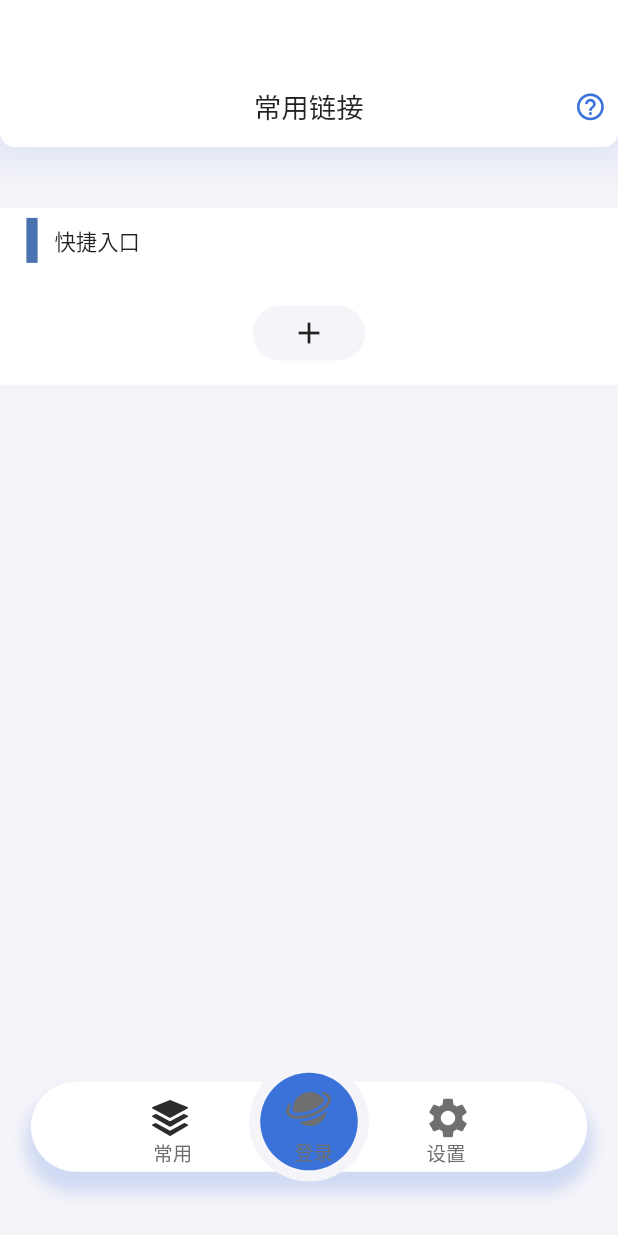
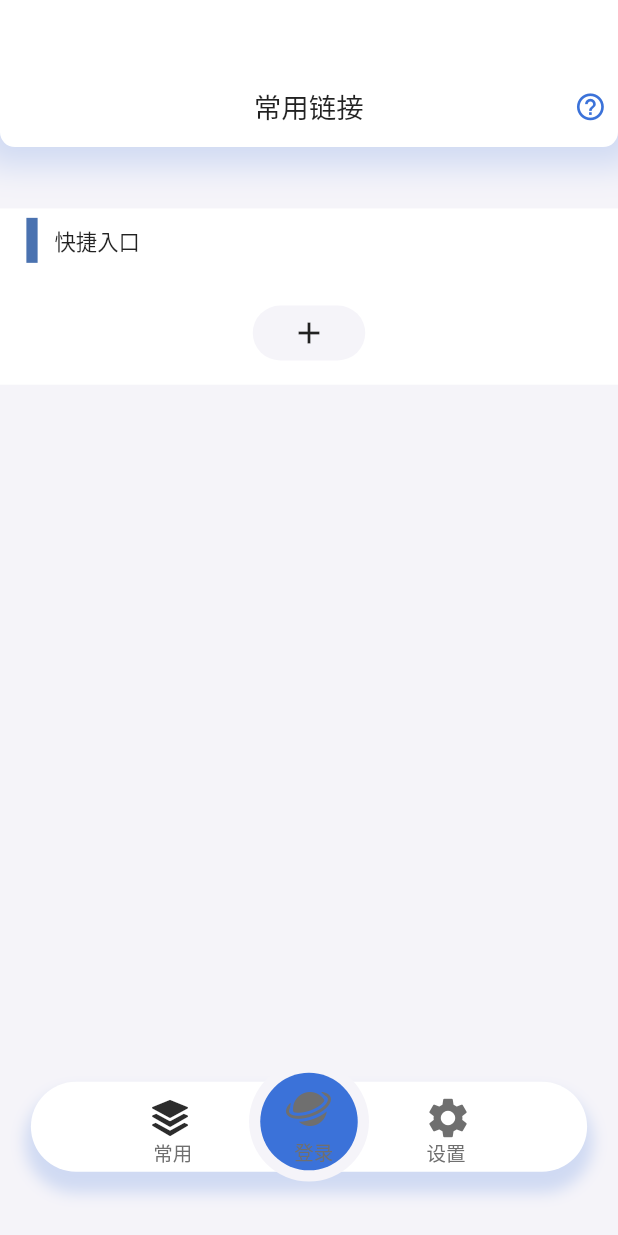
Before and after one commit to VaIOReTto1/CumtLogin, a Flutter app: the HomePage screen opened directly, after a tap on an icon or button, on a phone screen of 412 x 824 dp. Run offline on Flutter 3.47's test engine with Material 2 defaults, Android fonts, the light colour scheme and no system bars; our stand-ins replace bot_toast, cached_network_image, dio, firebase_analytics, firebase_core, flutter_screenutil and 6 more; missing offline and left inert: flutter_picker, flutter_share; accounts and stored records are empty; network calls fail.

Commit message:
optimize:优化主题切换和欢迎页代码逻辑
optimize:优化主题切换和欢迎页代码逻辑

```diff
--- a/lib/UrlPage/url_page.dart
+++ b/lib/UrlPage/url_page.dart
@@ -35,9 +35,11 @@ class _UrlPageState extends State<UrlPage> {
                   bottomRight: Radius.circular(10.0),
                 ),
                 color: Theme.of(context).colorScheme.primary,
-                boxShadow: const [
+                boxShadow: [
                   BoxShadow(
-                    color: Color.fromRGBO(59, 114, 217, 0.1),
+                    color: Theme.of(context).brightness != Brightness.dark
+                        ? const Color.fromRGBO(59, 114, 217, 0.2)
+                        : Colors.black38,
                     spreadRadius: 12,
                     blurRadius: 18,
                     offset: Offset.zero, // changes position of shadow
--- a/lib/login_util/prefs.dart
+++ b/lib/login_util/prefs.dart
@@ -19,7 +19,7 @@ class Prefs {
   static const String _status = "status";
 
   static const String _respondKey = "respond";
-  static const String _theme = "theme";
+  static const String _isDark = "theme";
   static List<Map<String, dynamic>> _respond = [];
   static const String _urlKey = "url";
 
@@ -51,8 +51,8 @@ class Prefs {
   static String get school => _get(_school);
   static String get loginurl => _get(_loginurl);
   static String get logouturl => _get(_logouturl);
-  static String get theme => _get(_theme);
-  static String get status => _get(_theme);
+  static String get isDark => _get(_isDark);
+  static String get status => _get(_isDark);
 
   static List<Map<String, dynamic>> get respond {
     return _respond;
@@ -69,7 +69,7 @@ class Prefs {
   static set school(String value) => _set(_school, value);
   static set loginurl(String value) => _set(_loginurl, value);
   static set logouturl(String value) => _set(_logouturl, value);
-  static set theme(String value) => _set(_theme, value);
+  static set isDark(String value) => _set(_isDark, value);
   static set status(String value) => _set(_status, value);
 
   static set respond(List<Map<String, dynamic>> value) {
--- a/lib/main.dart
+++ b/lib/main.dart
@@ -50,7 +50,7 @@ class MyApp extends StatelessWidget {
   @override
   Widget build(BuildContext context) {
     ThemeData getTheme() {
-      if (Prefs.theme == 'true')
+      if (Prefs.isDark == 'true')
         return MediaQuery.of(context).platformBrightness == Brightness.dark
             ? AppTheme.darkTheme().themeData
             : AppTheme.LightTheme().themeData;
@@ -75,7 +75,7 @@ class MyApp extends StatelessWidget {
         );
       },
       //判断是否选择学校
-      child: Prefs.school == '' ? const WelcomePage() : WelcomePage(),
+      child: Prefs.school == '' ? const WelcomePage() : HomePage(),
     );
   }
 }
@@ -157,9 +157,11 @@ class _LoginPageState extends State<LoginPage>
                         bottomRight: Radius.circular(10.0),
                       ),
                       color: Theme.of(context).colorScheme.primary,
-                      boxShadow: const [
+                      boxShadow: [
                         BoxShadow(
-                          color: Color.fromRGBO(59, 114, 217, 0.1),
+                          color: Theme.of(context).brightness != Brightness.dark
+                              ? const Color.fromRGBO(59, 114, 217, 0.2)
+                              : Colors.black38,
                           spreadRadius: 12,
                           blurRadius: 18,
                           offset: Offset.zero, // changes position of shadow
@@ -372,9 +374,11 @@ class _HomePage extends State<HomePage> {
             decoration: BoxDecoration(
               borderRadius: BorderRadius.circular(50),
               color: Theme.of(context).colorScheme.primary,
-              boxShadow: const [
+              boxShadow: [
                 BoxShadow(
-                  color: Color.fromRGBO(59, 114, 217, 0.2),
+                  color: Theme.of(context).brightness != Brightness.dark
+                      ? const Color.fromRGBO(59, 114, 217, 0.2)
+                      : Colors.black38,
                   spreadRadius: 4,
                   blurRadius: 8,
                   offset: Offset(0,10.0), // changes position of shadow
--- a/lib/settings/drawer_button.dart
+++ b/lib/settings/drawer_button.dart
@@ -4,10 +4,12 @@ import 'package:cumt_login/settings/update/app_upgrade2.dart';
 import 'package:cumt_login/settings/update/update_Alert_Icon.dart';
 import 'package:flutter/cupertino.dart';
 import 'package:flutter/material.dart';
+import 'package:flutter/scheduler.dart';
 import 'package:flutter_switch/flutter_switch.dart';
 import 'package:provider/provider.dart';
 import 'package:flutter_share/flutter_share.dart';
 import 'package:shared_preferences/shared_preferences.dart';
+import 'package:url_launcher/url_launcher.dart';
 
 import '../config.dart';
 import '../login_util/prefs.dart';
@@ -24,6 +26,7 @@ class AboutButton extends StatefulWidget {
 }
 
 class _AboutButtonState extends State<AboutButton> {
+
   @override
   Widget build(BuildContext context) {
     return InkWell(
@@ -87,7 +90,7 @@ class _ThemeChangeState extends State<ThemeChange> {
                 onToggle: (bool val) {
                   setState(() {
                     brightness=val;
-                    Prefs.theme='false';
+                    Prefs.isDark='false';
                     Provider.of<ThemeProvider>(context, listen: false)
                         .setThemeData(val
                             ? AppTheme.darkTheme().themeData
@@ -109,22 +112,20 @@ class PhomeTheme extends StatefulWidget {
 }
 
 class _PhomeThemeState extends State<PhomeTheme> {
-
-  void initState() {
-    super.initState();
-    change_theme();
+  void handleBrightnessChange(Brightness brightness) {
+    if (Prefs.isDark=='true') {
+      setState(() {
+        Provider.of<ThemeProvider>(context, listen: false)
+            .setThemeData(brightness==Brightness.dark
+            ? AppTheme.darkTheme().themeData
+            : AppTheme.LightTheme().themeData);
+      });
+    }
   }
-
-  void change_theme(){
-    Provider.of<ThemeProvider>(context, listen: false)
-        .setThemeData( Prefs.theme=='true'
-        ? AppTheme.darkTheme().themeData
-        : AppTheme.LightTheme().themeData);
-  }
-
   @override
   Widget build(BuildContext context) {
     final brightness = MediaQuery.of(context).platformBrightness;
+    WidgetsBinding.instance!.addPostFrameCallback((_) => handleBrightnessChange(brightness));
     return SizedBox(
       height: MediaQuery.of(context).size.height*0.045,
       child: Padding(
@@ -140,13 +141,21 @@ class _PhomeThemeState extends State<PhomeTheme> {
                 toggleSize: 20,
                 inactiveColor: Colors.grey,
                 activeColor: Color.fromRGBO(74, 114, 176, 1),
-                value: Prefs.theme=='true'?true:false,
+                value: Prefs.isDark=='true'?true:false,
                 width: 40,
                 height: 20,
                 onToggle: (bool val) {
                   setState(() {
-                    Prefs.theme=val.toString();
+                    Prefs.isDark=val.toString();
                   });
+                  if (val) {
+                    setState(() {
+                      Provider.of<ThemeProvider>(context, listen: false)
+                          .setThemeData(brightness==Brightness.dark
+                          ? AppTheme.darkTheme().themeData
+                          : AppTheme.LightTheme().themeData);
+                    });
+                  }
                 },
               ),
             ],
@@ -207,14 +216,6 @@ class FeedBackButton extends StatefulWidget {
   @override
   State<FeedBackButton> createState() => _FeedBackButtonState();
 }
-//
-// AlertDialog(
-// shape: RoundedRectangleBorder(
-// borderRadius:
-// BorderRadius.circular(UIConfig.borderRadiusBox)),
-// backgroundColor: Theme.of(context).colorScheme.background,
-// title: Text('意见反馈'),
-// content: FeedbackForm(),
 
 class _FeedBackButtonState extends State<FeedBackButton> {
   @override
@@ -317,3 +318,38 @@ class _ShareAppState extends State<ShareApp> {
         ));
   }
 }
+
+class QQButtom extends StatefulWidget {
+  const QQButtom({Key? key}) : super(key: key);
+
+  @override
+  State<QQButtom> createState() => _QQButtomState();
+}
+
+class _QQButtomState extends State<QQButtom> {
+  @override
+  Widget build(BuildContext context) {
+    return InkWell(
+        onTap: () {
+          launchUrl(Uri.parse('https://jq.qq.com/?_wv=1027&k=RPprjgMn'),
+              mode: LaunchMode.externalApplication);
+        },
+        child: SizedBox(
+          height: MediaQuery.of(context).size.height*0.045,
+          child: Padding(
+              padding: EdgeInsets.all(UIConfig.paddingAll * 1.2),
+              child: Row(
+                children: [
+                  Expanded(
+                    child: Text("加入内测交流群",
+                        style: TextStyle(fontSize: UIConfig.fontSizeMain)),
+                  ),
+                  Icon(
+                    Icons.keyboard_arrow_right_rounded,
+                    size: UIConfig.fontSizeMin * 2,
+                  ),
+                ],
+              )),
+        ));
+  }
+}
--- a/lib/settings/settings.dart
+++ b/lib/settings/settings.dart
@@ -33,9 +33,11 @@ class _SettingPageState extends State<SettingPage> {
                     bottomRight: Radius.circular(10.0),
                   ),
                   color: Theme.of(context).colorScheme.primary,
-                  boxShadow: const [
+                  boxShadow: [
                     BoxShadow(
-                      color: Color.fromRGBO(59, 114, 217, 0.1),
+                      color:Theme.of(context).brightness != Brightness.dark
+                        ? const Color.fromRGBO(59, 114, 217, 0.2)
+                        : Colors.black38,
                       spreadRadius: 12,
                       blurRadius: 18,
                       offset: Offset.zero, // changes position of shadow
@@ -121,6 +123,11 @@ class _SettingPageState extends State<SettingPage> {
                                   thickness: 1,
                                 ),
                                 UpdatecheckButton(),
+                                Divider(
+                                  color: Colors.black12,
+                                  thickness: 1,
+                                ),
+                                QQButtom()
                               ],
                             ),
                           ),
```
Also changed, not shown: lib/UrlPage/welcomeback.dart (+18 -10 lines), lib/settings/feedback/feedback_page.dart (+21 -4 lines), lib/settings/help/help_page.dart (+5 -12 lines).
